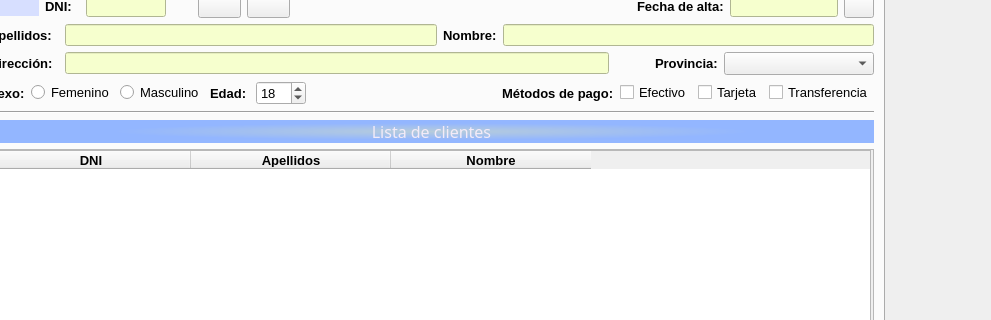
Qt form ventana.ui (cegola/GOMEZLANGE) before a commit; both pictures show x 128 to 1119 and y 147 to 467 of the 1119 by 799 pixel window.
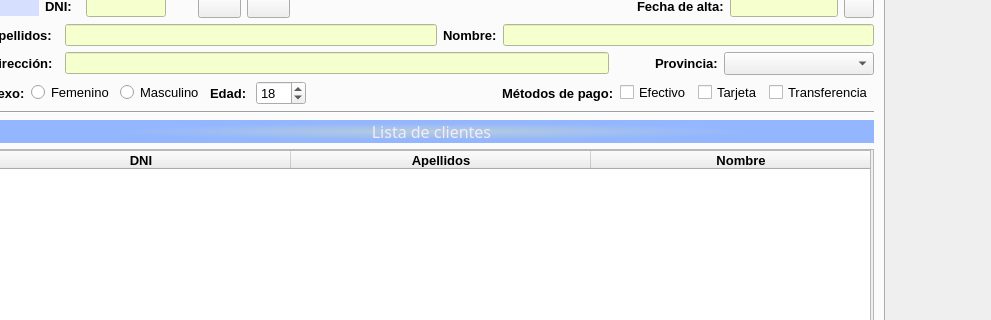
The same form after that commit. Icons and pictures are not drawn.

Commit message: version 0.0.12 TRabajando en la ventana aviso

Patch:
```diff
--- a/ventana.ui
+++ b/ventana.ui
@@ -717,7 +717,7 @@
              </rect>
             </property>
             <attribute name="horizontalHeaderDefaultSectionSize">
-             <number>200</number>
+             <number>300</number>
             </attribute>
             <column>
              <property name="text">
```
The commit also changes 7 other files.
